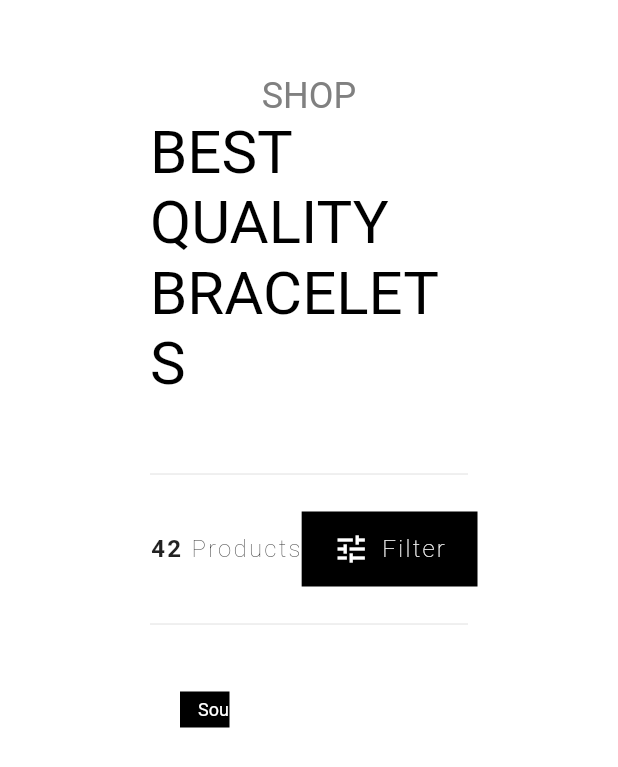
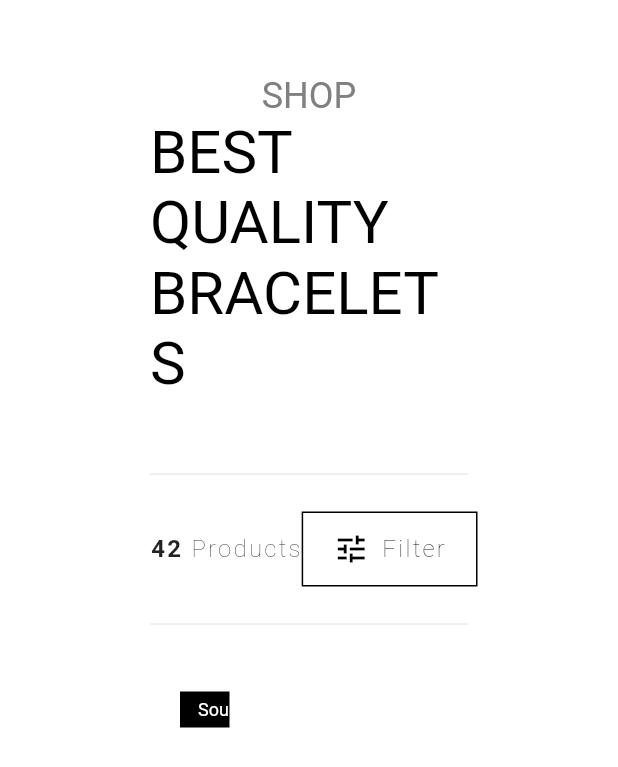
Before and after one commit to toke-dk/noble_jewelry, a Flutter app: the Shop widget shown alone on an empty page, opened directly, on a phone screen of 412 x 824 dp. Shown: the top 767 px of the screen. Run offline on Flutter 3.47's test engine with Material 2 defaults, Android fonts, the phone set to English and light mode, and no system bars; our stand-ins replace flutter_svg, google_fonts, scrollable_positioned_list; missing offline and left inert: footer; Roboto replaces fonts that are missing (Hind).

Commit message:
small changes

```diff
--- a/lib/pages/shop.dart
+++ b/lib/pages/shop.dart
@@ -45,7 +45,7 @@ class Shop extends StatelessWidget {
                       TextSpan(text: "Products")
                     ]),
               ),
-              PrimaryButton(text: "Filter", onTap: () {}, icon: Icons.tune),
+              PrimaryButton(text: "Filter", onTap: () {}, icon: Icons.tune, outlined: true,),
             ],
           ),
           const Divider(height: 50,),
```
Also changed, not shown: lib/widgets/navigationbar.dart (+10 -1 lines).
